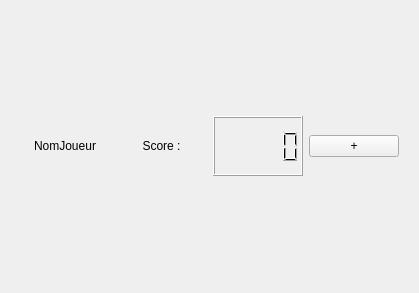
The window that src/vue/vueScore1Joueur.ui (ritmosky/Projet_LO21_Carcassonne) describes before a commit, drawn with Qt 5.
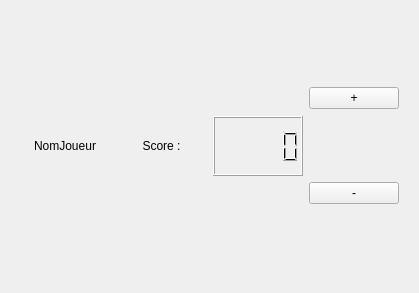
The same window after the commit.

Commit message: ajouter et retirer points

What changed in the file:
```diff
--- a/src/vue/vueScore1Joueur.ui
+++ b/src/vue/vueScore1Joueur.ui
@@ -80,11 +80,22 @@
          </widget>
         </item>
         <item>
+         <layout class="QVBoxLayout" name="verticalLayout_2">
+          <item>
          <widget class="QPushButton" name="ajouterPoints">
           <property name="text">
            <string>+</string>
           </property>
          </widget>
+          </item>
+          <item>
+           <widget class="QPushButton" name="retirerPoints">
+            <property name="text">
+             <string>-</string>
+            </property>
+           </widget>
+          </item>
+         </layout>
         </item>
        </layout>
       </widget>
```
Lines whose indentation alone changed are shown as unchanged. The commit also changes 6 other files.
